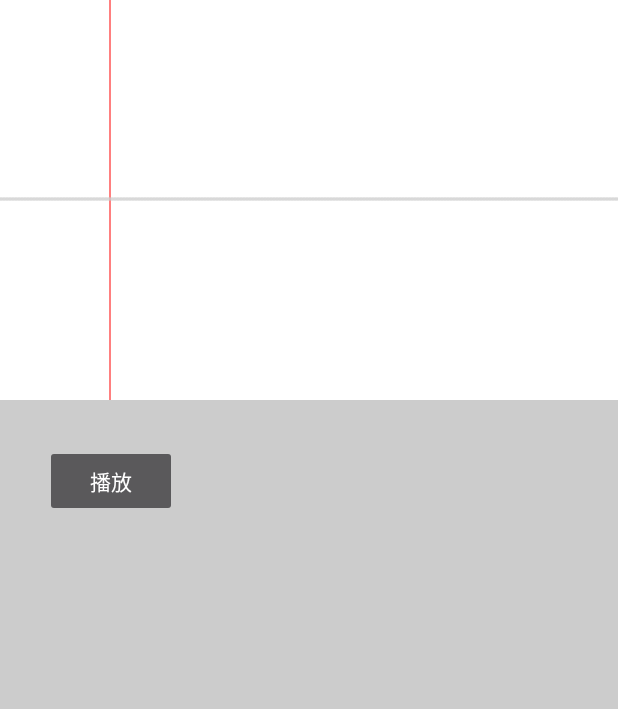
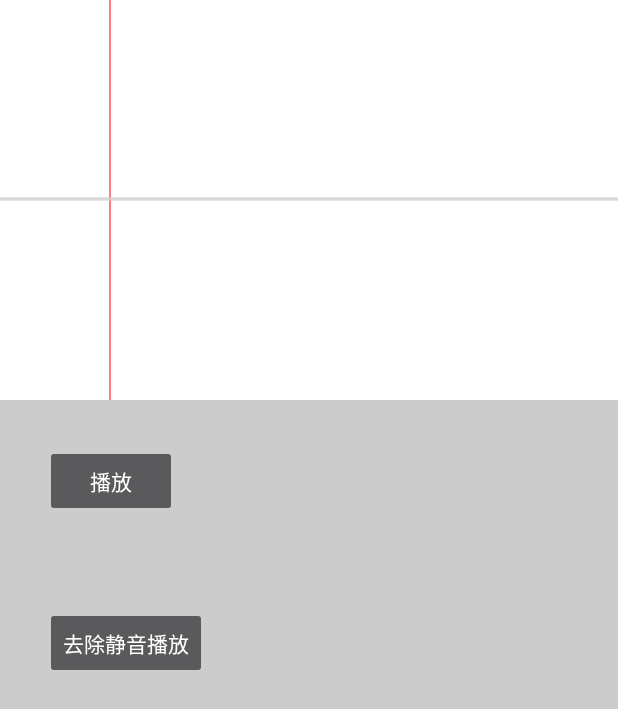
Before and after one commit to zhaolewei/MusicVisualizer, an Android app: the layout layout_mp3.xml on its own in the app's theme, with its tools: preview values and no code run, on a phone screen of 412 x 824 dp. Shown: the top 709 px of the screen. Run offline under Robolectric (Android 15) with nearby library versions, the phone set to English and light mode, and no system bars.

Commit message:
实现静音跳过功能

```diff
--- a/app/src/main/java/com/zlw/main/audioeffects/mp3/Mp3Decoder.java
+++ b/app/src/main/java/com/zlw/main/audioeffects/mp3/Mp3Decoder.java
@@ -44,7 +44,7 @@ public class Mp3Decoder {
     private long decodeSize = 0L;
     private int dataIndex = 0;
 
-    public void init(int raw, final InfoListener infoListener) {
+    public void init(boolean vad, int raw, final InfoListener infoListener) {
         this.infoListener = infoListener;
         Logger.d(TAG, "init...");
         try {
@@ -60,6 +60,7 @@ public class Mp3Decoder {
             Logger.e(TAG, e.getMessage());
         }
         pcmChunkPlayer.init();
+        pcmChunkPlayer.setVad(vad);
         pcmChunkPlayer.setEncordFinishListener(new PcmChunkPlayer.EncordFinishListener() {
             @Override
             public void onFinish() {
--- a/app/src/main/res/layout/layout_mp3.xml
+++ b/app/src/main/res/layout/layout_mp3.xml
@@ -23,4 +23,12 @@
         android:layout_height="wrap_content"
         android:layout_margin="30dp"
         android:text="播放" />
+
+
+    <Button
+        android:id="@+id/btPlayVad"
+        android:layout_width="wrap_content"
+        android:layout_height="wrap_content"
+        android:layout_margin="30dp"
+        android:text="去除静音播放" />
 </LinearLayout>
```
Also changed, not shown: app/src/main/java/com/zlw/main/audioeffects/mp3/Mp3Activity.java (+11 -13 lines), app/src/main/java/com/zlw/main/audioeffects/mp3/PcmChunkPlayer.java (+30 -2 lines), app/src/main/java/com/zlw/main/audioeffects/utils/ByteUtils.java (+7 -0 lines).
